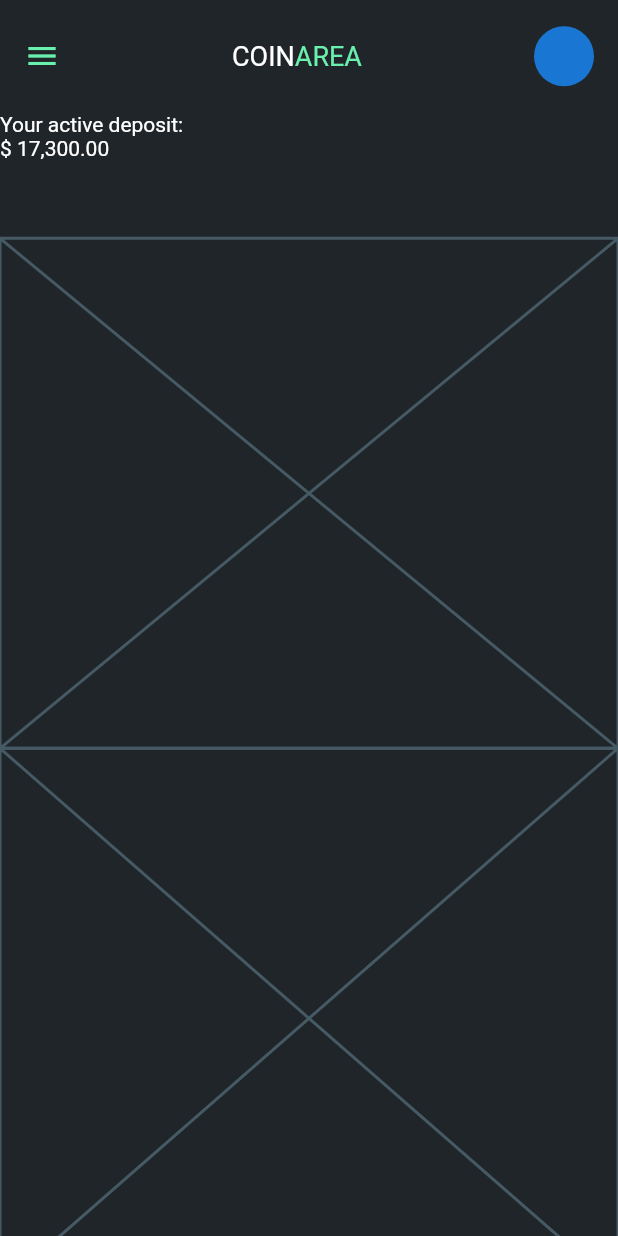
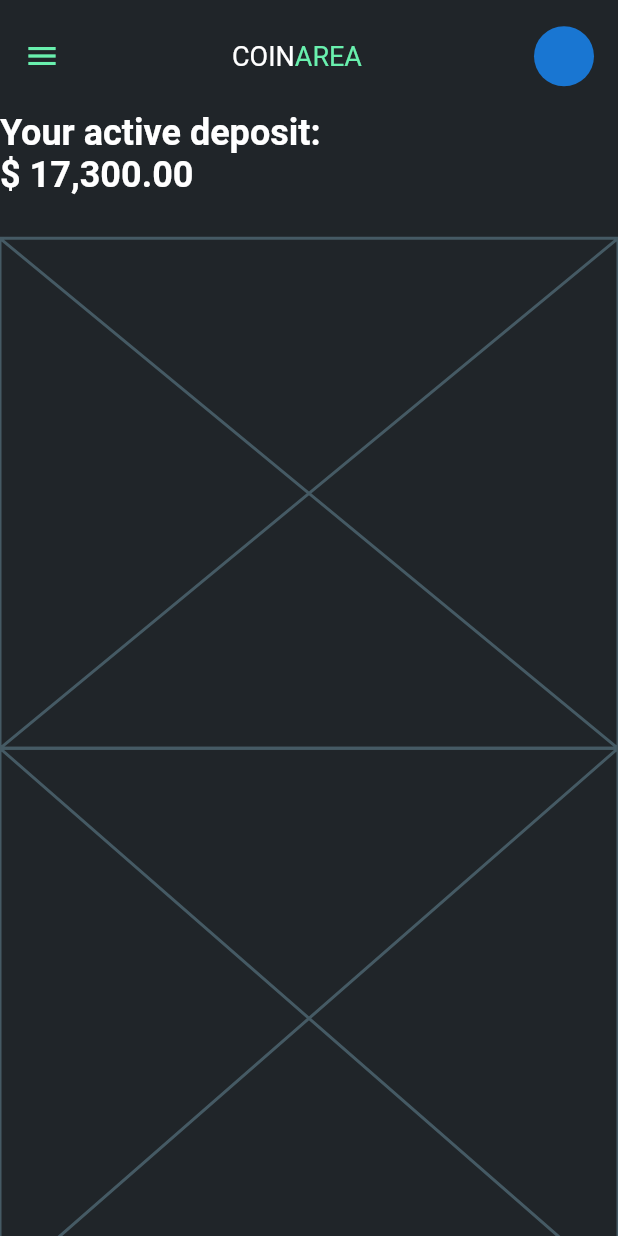
Before and after one commit to JAICHANGPARK/flutter_notebook_12th_story, a Flutter app: the screen it shows after launch, on a phone screen of 412 x 824 dp. Run offline on Flutter 3.47's test engine with Material 2 defaults, Android fonts, the phone set to English and light mode, and no system bars; our stand-ins replace get, google_fonts, line_icons, percent_indicator, smooth_page_indicator; missing offline and left inert: bezier_chart, xlive_switch.

Commit message:
Update coin_area_home_page.dart

```diff
--- a/lib/ep774_coin_area_app/ui/coin_area_home_page.dart
+++ b/lib/ep774_coin_area_app/ui/coin_area_home_page.dart
@@ -52,13 +52,16 @@ class _CoinAreaHomeAppState extends State<CoinAreaHomePage> {
                               "Your active deposit:",
                               style: TextStyle(
                                 color: Colors.white,
+                                fontSize: 24,
+                                fontWeight: FontWeight.bold,
                               ),
                             ),
                             Text(
                               "\$ 17,300.00",
                               style: TextStyle(
                                 color: Colors.white,
-
+                                fontSize: 24,
+                                fontWeight: FontWeight.bold,
                               ),
                             )
                           ],
```
